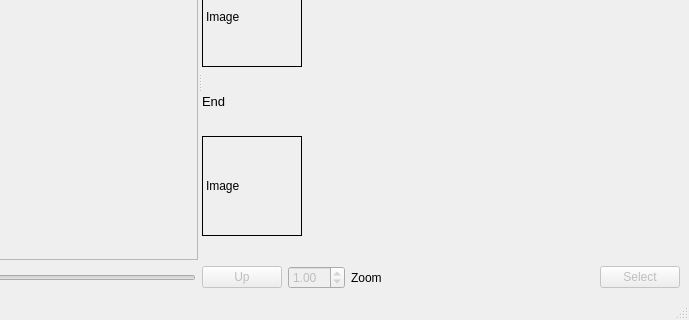
This is cgt/video_demonstration.ui in jonathanHuwP/CrystalGrowthTracker as Qt 5 draws it before an edit; both pictures show x 111 to 800 and y 150 to 470 of the 800 by 470 pixel window. The edited form follows.
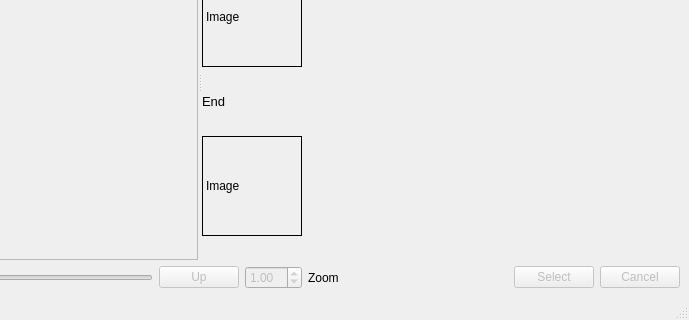
This is the edited form.

Patch:
```diff
--- a/cgt/video_demonstration.ui
+++ b/cgt/video_demonstration.ui
@@ -264,6 +264,16 @@
         </property>
        </widget>
       </item>
+      <item>
+       <widget class="QPushButton" name="_cancelButton">
+        <property name="enabled">
+         <bool>false</bool>
+        </property>
+        <property name="text">
+         <string>Cancel</string>
+        </property>
+       </widget>
+      </item>
      </layout>
     </item>
    </layout>
```
Left out of the diff: 16 changed lines with no effect on the pictures.
